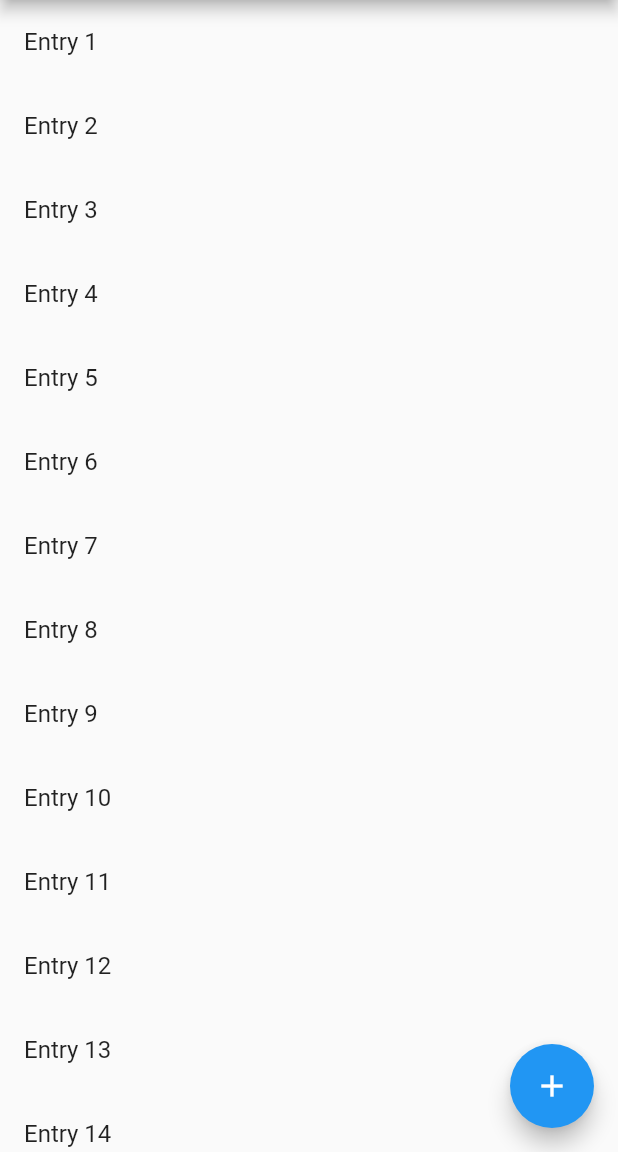
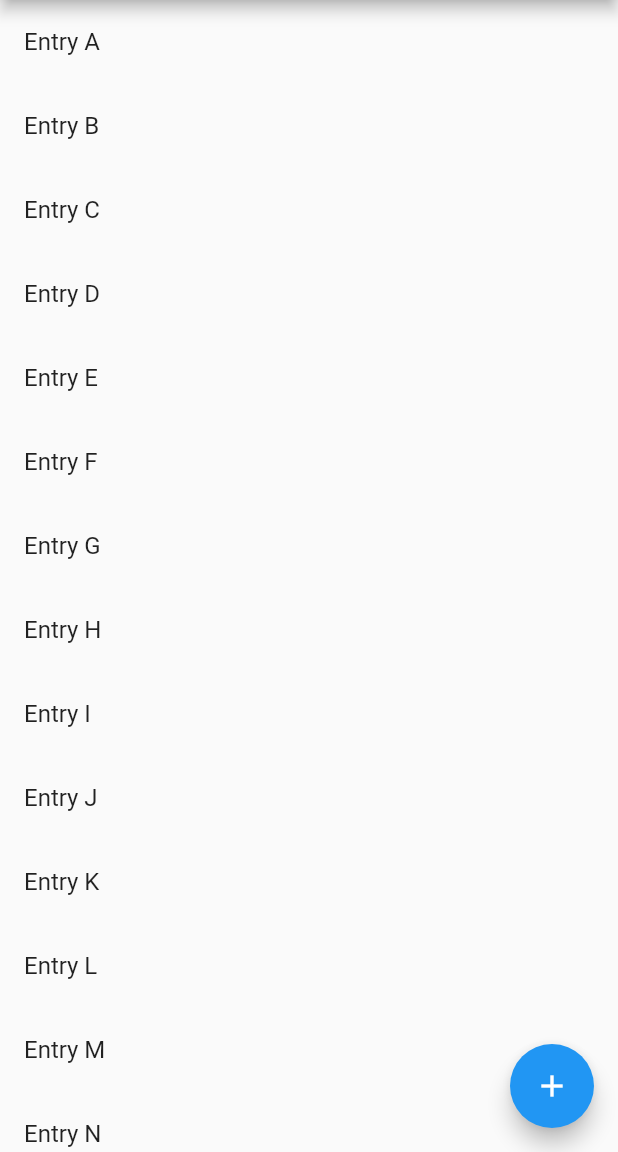
Before and after one commit to davidfung/todo, a Flutter app: the screen it shows after launch, on a phone screen of 412 x 824 dp, the part 84-1236 px from its top. Run offline on Flutter 3.47's test engine with Material 2 defaults, Android fonts, the phone set to English and light mode, and no system bars.

Commit message:
Add tasks provider

```diff
--- a/lib/main.dart
+++ b/lib/main.dart
@@ -1,4 +1,8 @@
 import 'package:flutter/material.dart';
+import 'package:provider/provider.dart';
+
+import './provider/tasks.dart';
+import './widget/task_view.dart';
 
 const APP_TITLE = 'Amazing Todo';
 
@@ -7,13 +11,16 @@ void main() => runApp(MyApp());
 class MyApp extends StatelessWidget {
   @override
   Widget build(BuildContext context) {
-    return MaterialApp(
-      title: 'Amazing Todo',
-      theme: ThemeData(
-        primarySwatch: Colors.blue,
-        textTheme: TextTheme(body1: TextStyle(fontSize: 20.0)),
+    return ChangeNotifierProvider(
+      create: (context) => Tasks(),
+      child: MaterialApp(
+        title: 'Amazing Todo',
+        theme: ThemeData(
+          primarySwatch: Colors.blue,
+          textTheme: TextTheme(body1: TextStyle(fontSize: 20.0)),
+        ),
+        home: HomePage(),
       ),
-      home: HomePage(),
     );
   }
 }
@@ -34,100 +41,3 @@ class HomePage extends StatelessWidget {
     );
   }
 }
-
-class TaskView extends StatefulWidget {
-  @override
-  _TaskViewState createState() => _TaskViewState();
-}
-
-class _TaskViewState extends State<TaskView> {
-  final items = List<String>.generate(26, (i) => 'Entry ${i + 1}');
-
-  @override
-  Widget build(BuildContext context) {
-    return ListView.builder(
-      itemCount: items.length,
-      itemBuilder: (context, index) {
-        final item = items[index];
-        return Dismissible(
-            key: Key(item),
-            onDismissed: (direction) {
-              setState(() {
-                items.removeAt(index);
-              });
-              Scaffold.of(context)
-                  .showSnackBar(SnackBar(content: Text("$item dismissed")));
-            },
-            background: Container(color: Colors.red),
-            child: ListTile(title: Text('${items[index]}')));
-      },
-    );
-  }
-}
-
-/*
-return ListView(
-padding: const EdgeInsets.all(8),
-children: <Widget>[
-TaskItem(name: 'Entry A'),
-TaskItem(name: 'Entry B'),
-TaskItem(name: 'Entry C'),
-TaskItem(name: 'Entry D'),
-TaskItem(name: 'Entry E'),
-TaskItem(name: 'Entry F'),
-TaskItem(name: 'Entry G'),
-TaskItem(name: 'Entry H'),
-TaskItem(name: 'Entry I'),
-TaskItem(name: 'Entry J'),
-TaskItem(name: 'Entry K'),
-TaskItem(name: 'Entry L'),
-TaskItem(name: 'Entry M'),
-TaskItem(name: 'Entry N'),
-TaskItem(name: 'Entry O'),
-TaskItem(name: 'Entry P'),
-TaskItem(name: 'Entry Q'),
-TaskItem(name: 'Entry R'),
-TaskItem(name: 'Entry S'),
-TaskItem(name: 'Entry T'),
-TaskItem(name: 'Entry U'),
-TaskItem(name: 'Entry V'),
-TaskItem(name: 'Entry W'),
-TaskItem(name: 'Entry X'),
-TaskItem(name: 'Entry Y'),
-TaskItem(name: 'Entry Z'),
-],
-);
-*/
-class TaskTile extends StatelessWidget {
-  final String name;
-
-  const TaskTile({
-    this.name,
-  });
-
-  @override
-  Widget build(BuildContext context) {
-    return ListTile(
-      title: Text(this.name),
-      contentPadding: EdgeInsets.symmetric(horizontal: 10.0),
-    );
-  }
-}
-
-class TaskItem extends StatelessWidget {
-  final String name;
-
-  const TaskItem({
-    this.name,
-  });
-
-  @override
-  Widget build(BuildContext context) {
-    return Container(
-      padding: EdgeInsets.symmetric(vertical: 5, horizontal: 5),
-      child: Text(
-        this.name,
-      ),
-    );
-  }
-}
--- /dev/null
+++ b/lib/model/task.dart
@@ -0,0 +1,9 @@
+import 'package:flutter/foundation.dart';
+
+class Task {
+  final String name;
+
+  Task({
+    @required this.name,
+  });
+}
--- /dev/null
+++ b/lib/provider/tasks.dart
@@ -0,0 +1,23 @@
+import 'package:flutter/material.dart';
+
+import '../model/task.dart';
+
+class Tasks with ChangeNotifier {
+  List<Task> _items = [];
+
+  @override
+  Tasks() {
+    for (int i = 65; i <= 90; i++) {
+      _items.add(Task(name: "Entry ${String.fromCharCode(i)}"));
+    }
+  }
+
+  List<Task> get items {
+    return [..._items];
+  }
+
+  void addTask() {
+    //_items.add(value);
+    notifyListeners();
+  }
+}
--- /dev/null
+++ b/lib/widget/task_view.dart
@@ -0,0 +1,33 @@
+import 'package:flutter/material.dart';
+import 'package:provider/provider.dart';
+
+import '../provider/tasks.dart';
+
+class TaskView extends StatefulWidget {
+  @override
+  _TaskViewState createState() => _TaskViewState();
+}
+
+class _TaskViewState extends State<TaskView> {
+  @override
+  Widget build(BuildContext context) {
+    final tasks = Provider.of<Tasks>(context).items;
+    return ListView.builder(
+      itemCount: tasks.length,
+      itemBuilder: (context, index) {
+        final taskName = tasks[index].name;
+        return Dismissible(
+            key: Key(taskName),
+            onDismissed: (direction) {
+              setState(() {
+                tasks.removeAt(index);
+              });
+              Scaffold.of(context)
+                  .showSnackBar(SnackBar(content: Text("$taskName dismissed")));
+            },
+            background: Container(color: Colors.red),
+            child: ListTile(title: Text('$taskName')));
+      },
+    );
+  }
+}
--- a/pubspec.yaml
+++ b/pubspec.yaml
@@ -19,6 +19,7 @@ environment:
 dependencies:
   flutter:
     sdk: flutter
+  provider: ^3.2.0
 
   # The following adds the Cupertino Icons font to your application.
   # Use with the CupertinoIcons class for iOS style icons.
```
Also changed, not shown: pubspec.lock.
